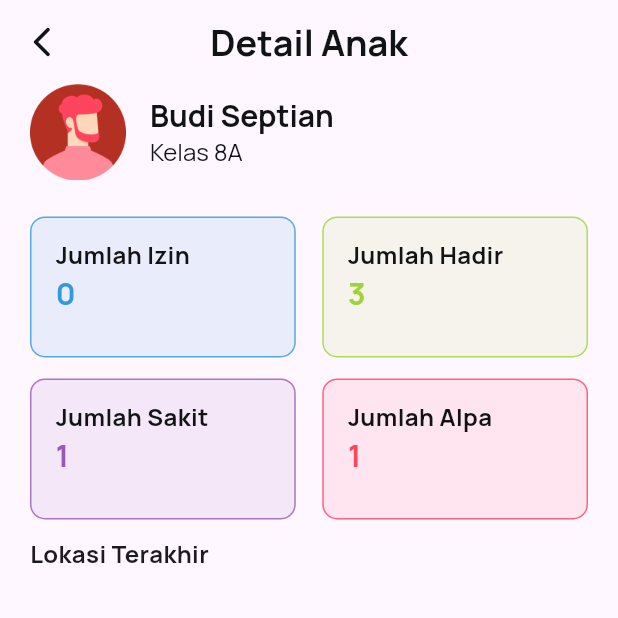
After one commit to AhmadJaenal/school_app, a Flutter app: the DetailData screen opened by its route, on a phone screen of 412 x 824 dp, the top half of it. The commit adds this screen. Run offline on Flutter 3.47's test engine with Material 3 defaults, Android fonts, the phone set to English and light mode, and no system bars; our stand-ins replace carousel_slider, gap, get, google_fonts, syncfusion_flutter_datepicker, table_calendar.

Commit message:
[+] Add Detail Data Children

```diff
--- a/lib/main.dart
+++ b/lib/main.dart
@@ -12,6 +12,8 @@ import 'package:school_app/screens/homePage/student/absence_history.dart';
 import 'package:school_app/screens/homePage/student/activity.dart';
 import 'package:school_app/screens/homePage/student/home_page.dart';
 import 'package:school_app/screens/onBoarding/onBoarding.dart';
+
+import 'screens/homePage/parent/detail_data.dart';
 
 void main() {
   runApp(const MyApp());
@@ -70,6 +72,10 @@ class MyApp extends StatelessWidget {
           name: '/list-children',
           page: () => ListChildren(),
         ),
+        GetPage(
+          name: '/detail-data-children',
+          page: () => DetailData(),
+        ),
       ],
     );
   }
--- /dev/null
+++ b/lib/screens/homePage/parent/detail_data.dart
@@ -0,0 +1,96 @@
+import 'package:flutter/cupertino.dart';
+import 'package:flutter/material.dart';
+import 'package:gap/gap.dart';
+import 'package:get/get.dart';
+import 'package:school_app/shared/theme.dart';
+import 'package:school_app/widgets/card_absence.dart';
+
+class DetailData extends StatelessWidget {
+  const DetailData({super.key});
+
+  @override
+  Widget build(BuildContext context) {
+    double width = MediaQuery.of(context).size.width;
+    return Scaffold(
+      appBar: AppBar(
+        elevation: 0,
+        leading: GestureDetector(
+          onTap: () => Get.back(),
+          child: Icon(Icons.arrow_back_ios_new_rounded, color: AppColors.black),
+        ),
+        title: Text(
+          'Detail Anak',
+          style: AppTextStyle.h2.copyWith(color: AppColors.black),
+        ),
+        centerTitle: true,
+      ),
+      body: Padding(
+        padding: EdgeInsets.symmetric(horizontal: AppMargin.defaultMargin),
+        child: ListView(
+          children: [
+            Row(
+              children: [
+                Image.asset('assets/icon_profile.png', width: 64),
+                const Gap(16),
+                RichText(
+                  text: TextSpan(
+                    style: AppTextStyle.h3.copyWith(color: AppColors.black),
+                    children: <TextSpan>[
+                      const TextSpan(
+                        text: 'Budi Septian\n',
+                      ),
+                      TextSpan(
+                        text: 'Kelas 8A',
+                        style: AppTextStyle.paragraphL
+                            .copyWith(color: AppColors.black),
+                      ),
+                    ],
+                  ),
+                ),
+              ],
+            ),
+            const Gap(24),
+            Row(
+              mainAxisAlignment: MainAxisAlignment.spaceBetween,
+              children: [
+                CardAbsence(
+                  width: width,
+                  title: 'Jumlah Izin',
+                  color: AppColors.info1,
+                  amount: 0,
+                ),
+                CardAbsence(
+                  width: width,
+                  title: 'Jumlah Hadir',
+                  color: AppColors.green,
+                  amount: 3,
+                ),
+              ],
+            ),
+            const Gap(14),
+            Row(
+              mainAxisAlignment: MainAxisAlignment.spaceBetween,
+              children: [
+                CardAbsence(
+                  width: width,
+                  title: 'Jumlah Sakit',
+                  color: AppColors.secondary1,
+                  amount: 1,
+                ),
+                CardAbsence(
+                  width: width,
+                  title: 'Jumlah Alpa',
+                  color: AppColors.danger2,
+                  amount: 1,
+                ),
+              ],
+            ),
+            const Gap(11),
+            Text('Lokasi Terakhir', style: AppTextStyle.paragraphLBold),
+            const Gap(10),
+          ],
+        ),
+      ),
+    );
+  }
+}
--- a/lib/screens/homePage/parent/list_children.dart
+++ b/lib/screens/homePage/parent/list_children.dart
@@ -1,5 +1,6 @@
 import 'package:flutter/cupertino.dart';
 import 'package:flutter/material.dart';
+import 'package:flutter/widgets.dart';
 import 'package:gap/gap.dart';
 import 'package:get/get.dart';
 import 'package:school_app/shared/theme.dart';
@@ -24,6 +25,7 @@ class ListChildren extends StatelessWidget {
       ),
       body: ListView(
         children: [
+          CardDataChildren(),
           CardDataChildren(),
           CardDataChildren(),
         ],
@@ -51,8 +53,10 @@ class ListChildren extends StatelessWidget {
     );
   }
 
-  Padding CardDataChildren() {
-    return Padding(
+  GestureDetector CardDataChildren() {
+    return GestureDetector(
+      onTap: () => Get.toNamed('/detail-data-children'),
+      child: Padding(
         padding: EdgeInsets.symmetric(horizontal: AppMargin.defaultMargin),
         child: Row(
           children: [
@@ -73,13 +77,13 @@ class ListChildren extends StatelessWidget {
                 children: [
                   TextSpan(
                     text: 'Nama siswa\n',
-                  style:
-                      AppTextStyle.paragraphL.copyWith(color: AppColors.black),
+                    style: AppTextStyle.paragraphL
+                        .copyWith(color: AppColors.black),
                   ),
                   TextSpan(
                     text: '32732192031',
-                  style:
-                      AppTextStyle.paragraphL.copyWith(color: AppColors.black),
+                    style: AppTextStyle.paragraphL
+                        .copyWith(color: AppColors.black),
                   ),
                 ],
               ),
@@ -91,6 +95,7 @@ class ListChildren extends StatelessWidget {
             )
           ],
         ),
+      ),
     );
   }
 }
--- a/lib/screens/homePage/student/absence_history.dart
+++ b/lib/screens/homePage/student/absence_history.dart
@@ -5,6 +5,7 @@ import 'package:gap/gap.dart';
 import 'package:get/get.dart';
 import 'package:school_app/screens/homePage/nav/navBar.dart';
 import 'package:school_app/shared/theme.dart';
+import 'package:school_app/widgets/card_absence.dart';
 import 'package:school_app/widgets/card_activity.dart';
 import 'package:syncfusion_flutter_datepicker/datepicker.dart';
 import 'package:table_calendar/table_calendar.dart';
@@ -159,52 +160,3 @@ class AbsenceHistory extends StatelessWidget {
     );
   }
 }
-
-class CardAbsence extends StatelessWidget {
-  final String title;
-  final int amount;
-  final Color color;
-  const CardAbsence({
-    super.key,
-    required this.width,
-    required this.title,
-    required this.amount,
-    required this.color,
-  });
-
-  final double width;
-
-  @override
-  Widget build(BuildContext context) {
-    return Container(
-      width: width * .43,
-      height: 94,
-      padding: const EdgeInsets.symmetric(horizontal: 16, vertical: 13),
-      decoration: BoxDecoration(
-        borderRadius: BorderRadius.circular(10),
-        color: color.withOpacity(.1),
-        border: Border.all(
-          width: 1,
-          color: color.withOpacity(.8),
-        ),
-      ),
-      child: Column(
-        crossAxisAlignment: CrossAxisAlignment.start,
-        children: [
-          Text(
-            title,
-            style: AppTextStyle.paragraphLBold.copyWith(
-              color: AppColors.black,
-            ),
-          ),
-          Text(
-            amount.toString(),
-            style: AppTextStyle.h3.copyWith(
-              color: color,
-            ),
-          )
-        ],
-      ),
-    );
-  }
-}
--- /dev/null
+++ b/lib/widgets/card_absence.dart
@@ -0,0 +1,51 @@
+import 'package:flutter/cupertino.dart';
+import 'package:school_app/shared/theme.dart';
+
+class CardAbsence extends StatelessWidget {
+  final String title;
+  final int amount;
+  final Color color;
+  const CardAbsence({
+    super.key,
+    required this.width,
+    required this.title,
+    required this.amount,
+    required this.color,
+  });
+
+  final double width;
+
+  @override
+  Widget build(BuildContext context) {
+    return Container(
+      width: width * .43,
+      height: 94,
+      padding: const EdgeInsets.symmetric(horizontal: 16, vertical: 13),
+      decoration: BoxDecoration(
+        borderRadius: BorderRadius.circular(10),
+        color: color.withOpacity(.1),
+        border: Border.all(
+          width: 1,
+          color: color.withOpacity(.8),
+        ),
+      ),
+      child: Column(
+        crossAxisAlignment: CrossAxisAlignment.start,
+        children: [
+          Text(
+            title,
+            style: AppTextStyle.paragraphLBold.copyWith(
+              color: AppColors.black,
+            ),
+          ),
+          Text(
+            amount.toString(),
+            style: AppTextStyle.h3.copyWith(
+              color: color,
+            ),
+          )
+        ],
+      ),
+    );
+  }
+}
```
Lines whose indentation alone changed are shown as unchanged.
